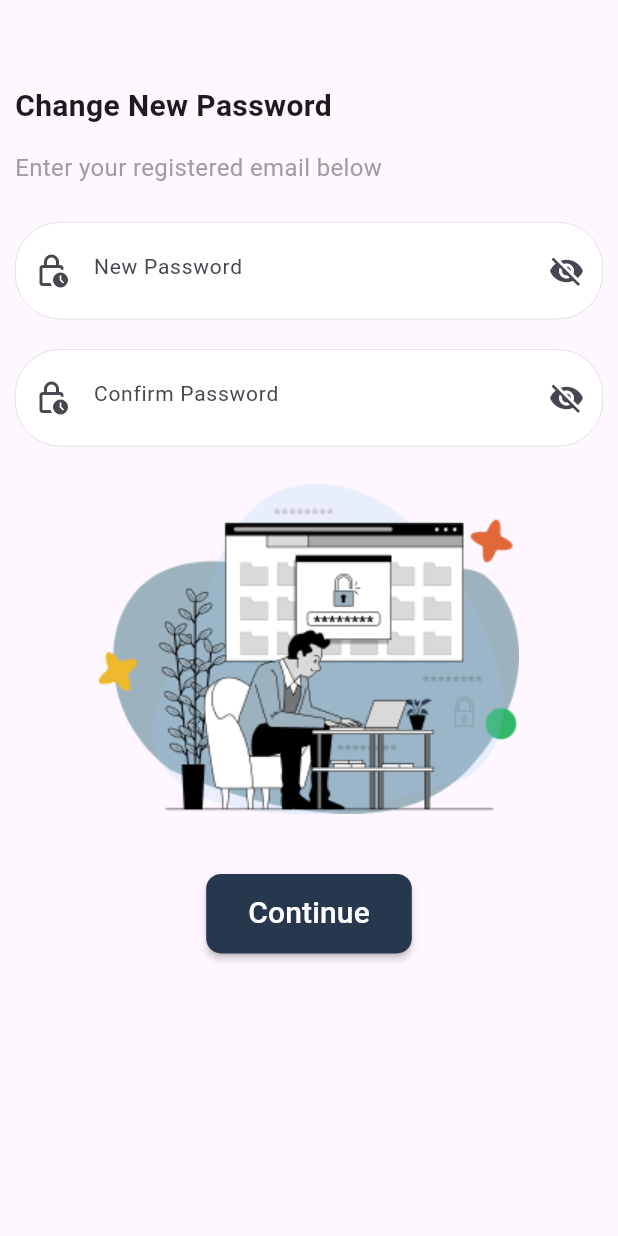
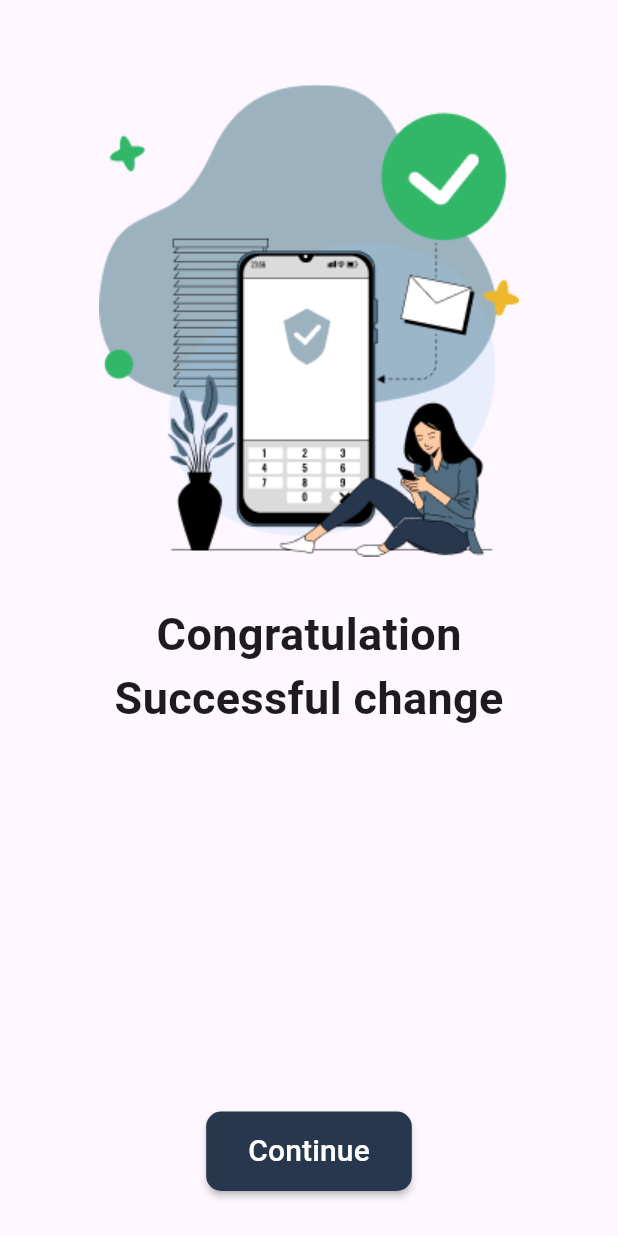
Before and after one commit to Mahmoud-Samir-Fathy/prenta, a Flutter app: the screen it shows after launch, on a phone screen of 412 x 824 dp. Run offline on Flutter 3.47's test engine with Material 3 defaults, Android fonts, the phone set to English and light mode, and no system bars; our stand-ins replace hexcolor, motion_toast, pinput, shared_preferences, smooth_page_indicator.

Commit message:
3mlt order

```diff
--- a/lib/main.dart
+++ b/lib/main.dart
@@ -4,6 +4,7 @@ import 'shared/network/local/cache_helper.dart';
 import 'view/forget_password/change_password.dart';
 import 'view/forget_password/forget_password.dart';
 import 'view/forget_password/forget_password_otp.dart';
+import 'view/forget_password/successful_change.dart';
 import 'view/login&register_screen/account_screen/account_screen.dart';
 import 'view/order_status/user_orders/user_orders.dart';
 
@@ -38,7 +39,7 @@ class MyApp extends StatelessWidget {
   Widget build(BuildContext context) {
     return MaterialApp(
       debugShowCheckedModeBanner:  false,
-      home: Change_password()
+      home: successful_change()
     );
   }
 }
--- /dev/null
+++ b/lib/view/forget_password/successful_change.dart
@@ -0,0 +1,29 @@
+import 'package:flutter/cupertino.dart';
+import 'package:flutter/material.dart';
+import 'package:flutter/widgets.dart';
+import 'package:printa/shared/components/components.dart';
+
+class successful_change extends StatelessWidget{
+  @override
+  Widget build(BuildContext context) {
+
+    return Scaffold(
+      appBar: AppBar(),
+      body: Column(
+        mainAxisAlignment: MainAxisAlignment.center,
+        crossAxisAlignment: CrossAxisAlignment.center,
+        children: [
+          Center(child: Image(image: AssetImage('images/success.png'))),
+          SizedBox(height: 30,),
+          Text('Congratulation',style: TextStyle(fontSize: 30,fontWeight: FontWeight.bold),),
+          Text('Successful change',style: TextStyle(fontSize: 30,fontWeight: FontWeight.bold)),
+          Spacer(),
+          defaultMaterialButton(text: 'Continue', Function: (){}),
+          SizedBox(height: 30,),
+        ],
+      ),
+    );
+  }
+
+
+}
```
